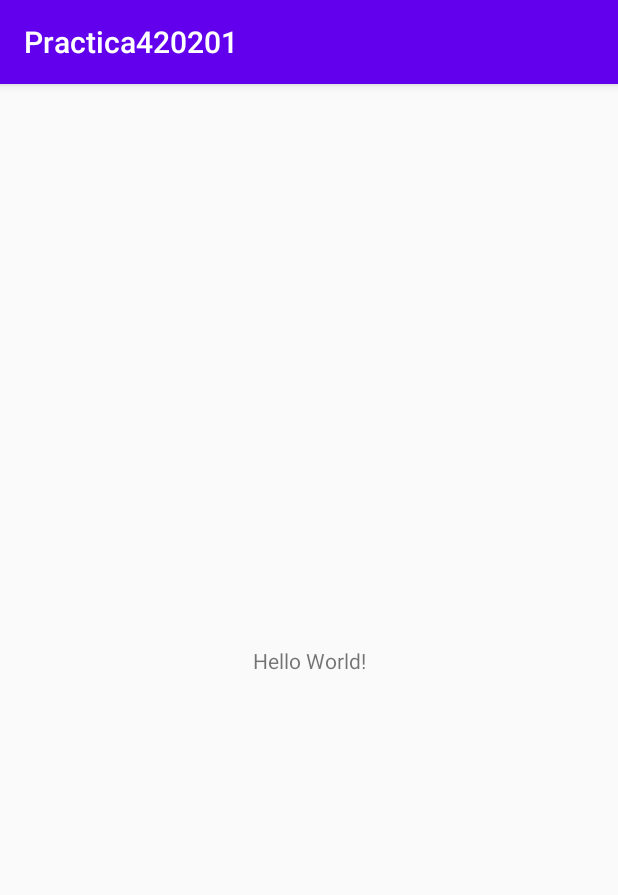
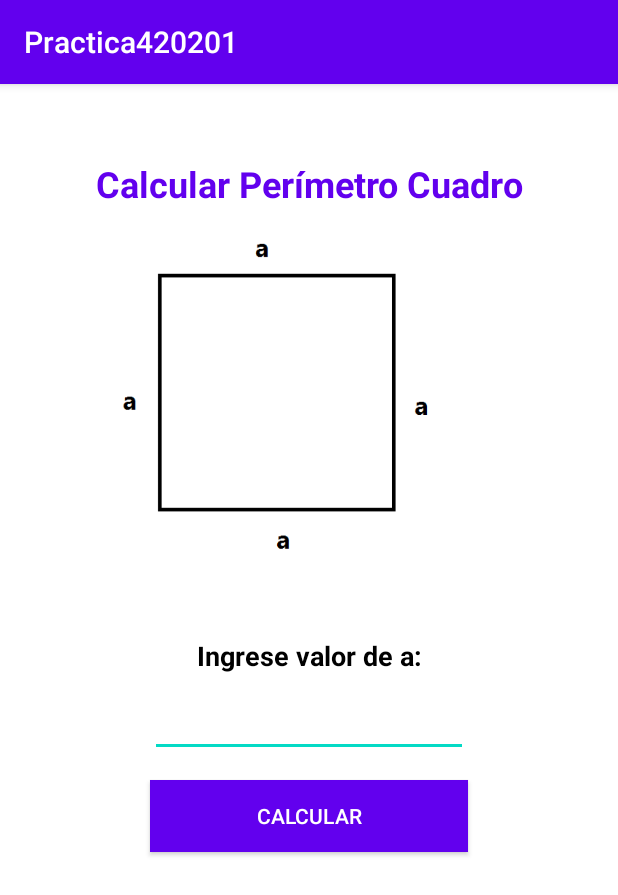
Before and after one commit to Moviles-Udea-2020-1/Practica420201, an Android app: the screen it shows after launch (MainActivity), on a phone screen of 412 x 824 dp. Shown: the top 895 px of the screen. Run offline under Robolectric (Android 15) with nearby library versions, the light colour scheme and no system bars.

Commit message:
Creacion de la rama feature/perimetro_cuadro

```diff
--- a/app/build.gradle
+++ b/app/build.gradle
@@ -30,6 +30,7 @@ dependencies {
     implementation 'androidx.core:core-ktx:1.3.2'
     implementation 'androidx.appcompat:appcompat:1.2.0'
     implementation 'androidx.constraintlayout:constraintlayout:2.0.1'
+    implementation 'androidx.legacy:legacy-support-v4:1.0.0'
     testImplementation 'junit:junit:4.12'
     androidTestImplementation 'androidx.test.ext:junit:1.1.2'
     androidTestImplementation 'androidx.test.espresso:espresso-core:3.3.0'
--- /dev/null
+++ b/app/src/main/java/com/edwinacubillos/practica420201/PerimetroCuadroFragment.kt
@@ -0,0 +1,41 @@
+package com.edwinacubillos.practica420201
+
+import android.annotation.SuppressLint
+import android.os.Bundle
+import androidx.fragment.app.Fragment
+import android.view.LayoutInflater
+import android.view.View
+import android.view.ViewGroup
+import kotlinx.android.synthetic.main.fragment_perimetro_cuadro.*
+
+class PerimetroCuadroFragment : Fragment() {
+
+    override fun onCreateView(
+        inflater: LayoutInflater, container: ViewGroup?,
+        savedInstanceState: Bundle?
+    ): View? {
+        // Inflate the layout for this fragment
+        return inflater.inflate(R.layout.fragment_perimetro_cuadro, container, false)
+
+
+    }
+
+
+
+    @SuppressLint("SetTextI18n")
+    override fun onViewCreated(view: View, savedInstanceState: Bundle?) {
+
+        super.onViewCreated(view, savedInstanceState)
+
+        calcular_btn.setOnClickListener{
+            val perimetro= valor_a_edit_text.text.toString()
+            val peri:Double= perimetro.toDouble()
+            val resultado:Double = 4*peri
+            resultado_text_view.text= "Perímetro del Cuadro es:   ${resultado.toString()}"
+        }
+    }
+
+    companion object {
+
+    }
+}
--- a/app/src/main/res/layout/activity_main.xml
+++ b/app/src/main/res/layout/activity_main.xml
@@ -6,13 +6,14 @@
     android:layout_height="match_parent"
     tools:context=".MainActivity">
 
-    <TextView
-        android:layout_width="wrap_content"
-        android:layout_height="wrap_content"
-        android:text="Hello World!"
+    <fragment
+        android:id="@+id/fragment"
+        android:name="com.edwinacubillos.practica420201.PerimetroCuadroFragment"
+        android:layout_width="0dp"
+        android:layout_height="0dp"
         app:layout_constraintBottom_toBottomOf="parent"
-        app:layout_constraintLeft_toLeftOf="parent"
-        app:layout_constraintRight_toRightOf="parent"
+        app:layout_constraintEnd_toEndOf="parent"
+        app:layout_constraintStart_toStartOf="parent"
         app:layout_constraintTop_toTopOf="parent" />
 
 </androidx.constraintlayout.widget.ConstraintLayout>
--- /dev/null
+++ b/app/src/main/res/layout/fragment_perimetro_cuadro.xml
@@ -0,0 +1,100 @@
+<?xml version="1.0" encoding="utf-8"?>
+<androidx.constraintlayout.widget.ConstraintLayout xmlns:android="http://schemas.android.com/apk/res/android"
+    xmlns:app="http://schemas.android.com/apk/res-auto"
+    xmlns:tools="http://schemas.android.com/tools"
+    android:id="@+id/perimetro_Layout"
+    android:layout_width="match_parent"
+    android:layout_height="match_parent"
+    android:background="#FFFFFF"
+    tools:context=".PerimetroCuadroFragment">
+
+    <TextView
+        android:id="@+id/perimetro_cuadro_titulo"
+        android:layout_width="match_parent"
+        android:layout_height="33dp"
+        android:layout_marginStart="8dp"
+        android:layout_marginTop="50dp"
+        android:layout_marginEnd="8dp"
+        android:text="@string/perimetro_cuadro"
+        android:textAlignment="center"
+        android:textColor="#6200EE"
+        android:textSize="24sp"
+        android:textStyle="bold"
+        app:layout_constraintEnd_toEndOf="parent"
+        app:layout_constraintHorizontal_bias="0.0"
+        app:layout_constraintStart_toStartOf="parent"
+        app:layout_constraintTop_toTopOf="parent" />
+
+    <ImageView
+        android:id="@+id/imageView"
+        android:layout_width="315dp"
+        android:layout_height="247dp"
+        android:layout_marginStart="40dp"
+        android:layout_marginTop="8dp"
+        android:layout_marginEnd="40dp"
+        android:background="#FFFFFF"
+        android:contentDescription="@string/perimetro_cuadro"
+        android:src="@drawable/cuadrado"
+        app:layout_constraintEnd_toEndOf="parent"
+        app:layout_constraintHorizontal_bias="0.0"
+        app:layout_constraintStart_toStartOf="parent"
+        app:layout_constraintTop_toBottomOf="@+id/perimetro_cuadro_titulo" />
+
+    <TextView
+        android:id="@+id/valor_a_text_view"
+        android:layout_width="0dp"
+        android:layout_height="wrap_content"
+        android:layout_marginStart="20dp"
+        android:layout_marginTop="30dp"
+        android:layout_marginEnd="20dp"
+        android:text="@string/valor_a"
+        android:textAlignment="center"
+        android:textColor="#000000"
+        android:textSize="18sp"
+        android:textStyle="bold"
+        app:layout_constraintEnd_toEndOf="parent"
+        app:layout_constraintStart_toStartOf="parent"
+        app:layout_constraintTop_toBottomOf="@+id/imageView" />
+
+    <EditText
+        android:id="@+id/valor_a_edit_text"
+        android:layout_width="0dp"
+        android:layout_height="wrap_content"
+        android:layout_marginStart="100dp"
+        android:layout_marginTop="10dp"
+        android:layout_marginEnd="100dp"
+        android:ems="10"
+        android:inputType="number"
+        android:textAlignment="center"
+        app:layout_constraintEnd_toEndOf="parent"
+        app:layout_constraintStart_toStartOf="parent"
+        app:layout_constraintTop_toBottomOf="@+id/valor_a_text_view" />
+
+    <TextView
+        android:id="@+id/resultado_text_view"
+        android:layout_width="0dp"
+        android:layout_height="wrap_content"
+        android:layout_marginStart="20dp"
+        android:layout_marginTop="13dp"
+        android:layout_marginEnd="20dp"
+        android:textAlignment="center"
+        android:textSize="18sp"
+        app:layout_constraintEnd_toEndOf="parent"
+        app:layout_constraintHorizontal_bias="0.0"
+        app:layout_constraintStart_toStartOf="parent"
+        app:layout_constraintTop_toBottomOf="@+id/calcular_btn" />
+
+    <Button
+        android:id="@+id/calcular_btn"
+        android:layout_width="0dp"
+        android:layout_height="wrap_content"
+        android:layout_marginStart="100dp"
+        android:layout_marginTop="15dp"
+        android:layout_marginEnd="100dp"
+        android:background="#6200EE"
+        android:text="@string/calcular"
+        android:textColor="#FFFFFF"
+        app:layout_constraintEnd_toEndOf="parent"
+        app:layout_constraintStart_toStartOf="parent"
+        app:layout_constraintTop_toBottomOf="@+id/valor_a_edit_text" />
+</androidx.constraintlayout.widget.ConstraintLayout>
--- a/app/src/main/res/values/strings.xml
+++ b/app/src/main/res/values/strings.xml
@@ -1,3 +1,9 @@
 <resources>
     <string name="app_name">Practica420201</string>
+    <!-- TODO: Remove or change this placeholder text -->
+    <string name="hello_blank_fragment">Hello blank fragment</string>
+    <string name="perimetro_cuadro">Calcular Perímetro Cuadro</string>
+    <string name="valor_a">Ingrese valor de a:</string>
+    <string name="calcular">Calcular</string>
+    <string name="valor">"Ingrese valor "</string>
 </resources>
```
Also changed, not shown: app/src/main/res/drawable/cuadrado.png (added).
